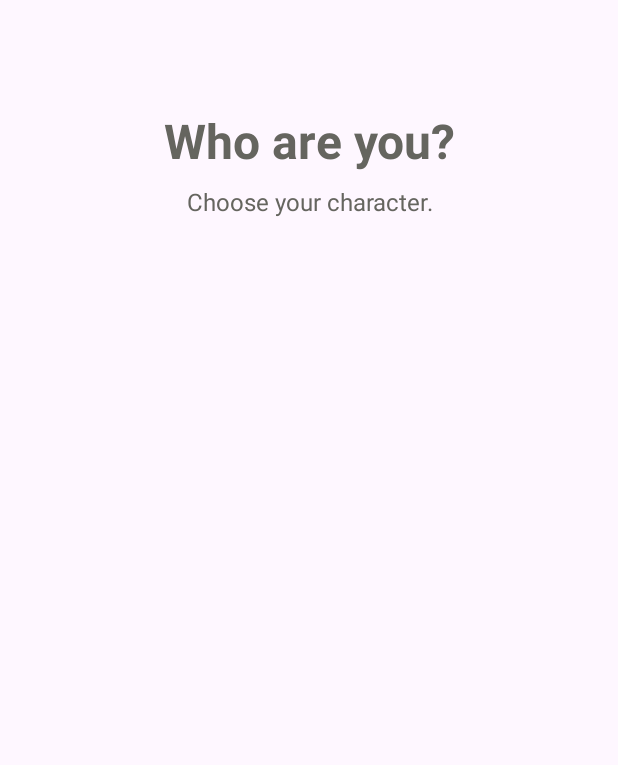
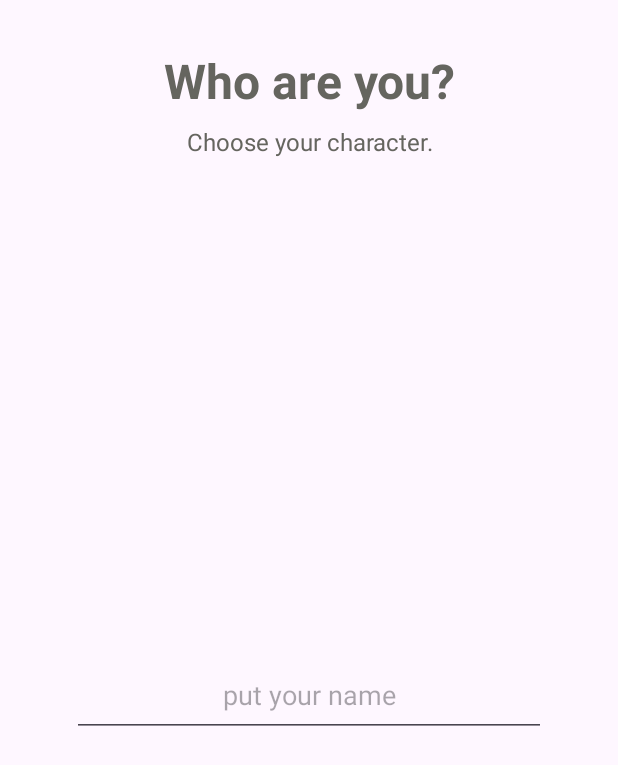
Before and after one commit to dearrx2/CS361_Project_G.11, an Android app: the CharacterActivity screen opened directly, with no data from a screen before it, on a phone screen of 412 x 824 dp. Shown: the top 765 px of the screen. Run offline under Robolectric (Android 15) with nearby library versions, the phone set to English and light mode, and no system bars; libraries missing offline, so code that uses them is left out: com.bdtopcoder.smart_slider; 15 statements that could not run were skipped.

Commit message:
[FEA]choose page not done yet

```diff
--- a/app/src/main/res/layout/activity_character.xml
+++ b/app/src/main/res/layout/activity_character.xml
@@ -1,17 +1,18 @@
 <?xml version="1.0" encoding="utf-8"?>
 <RelativeLayout xmlns:android="http://schemas.android.com/apk/res/android"
     android:layout_width="match_parent"
-    android:layout_height="match_parent">
+    android:layout_height="match_parent"
+    xmlns:app="http://schemas.android.com/apk/res-auto">
 
     <TextView
         android:id="@+id/textView"
-        android:layout_width="wrap_content"
+        android:layout_width="50dp"
         android:layout_height="wrap_content"
         android:layout_alignParentStart="true"
         android:layout_alignParentTop="true"
         android:layout_alignParentEnd="true"
         android:layout_marginStart="0dp"
-        android:layout_marginTop="72dp"
+        android:layout_marginTop="32dp"
         android:text="@string/who"
         android:textAlignment="center"
         android:textColor="@color/text"
@@ -34,14 +35,28 @@
     <androidx.viewpager2.widget.ViewPager2
         android:id="@+id/smartSlider"
         android:layout_width="match_parent"
-        android:layout_height="100dp"
+        android:layout_height="250dp"
         android:layout_below="@+id/textView2"
         android:layout_alignParentStart="true"
         android:layout_alignParentEnd="true"
-        android:layout_marginStart="0dp"
         android:layout_marginTop="40dp"
         android:layout_marginEnd="0dp"
         android:paddingStart="60dp"
         android:paddingEnd="60dp" />
 
+    <EditText
+        android:id="@+id/name"
+        android:layout_width="wrap_content"
+        android:layout_height="56dp"
+        android:layout_marginLeft="48dp"
+        android:layout_marginRight="48dp"
+        android:layout_below="@+id/smartSlider"
+        android:layout_alignParentStart="true"
+        android:layout_alignParentEnd="true"
+        android:textAlignment="center"
+        android:layout_marginTop="40dp"
+        android:ems="15"
+        android:inputType="text"
+        android:hint="put your name" />
+
 </RelativeLayout>
```
